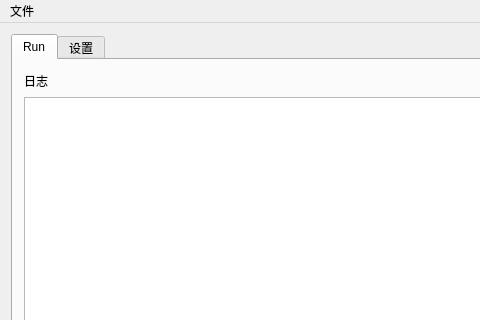
First picture: the form in mainwindow.ui, repository maliwei316/SanHua, before the edit; both pictures show x 0 to 480 and y 0 to 320 of the 800 by 600 pixel window.
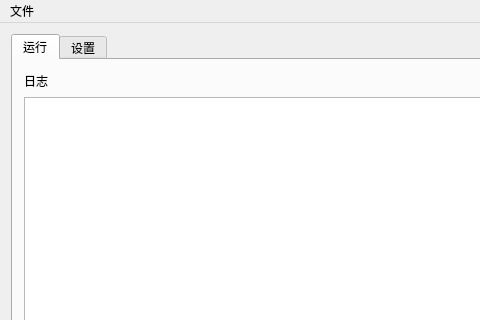
Second picture: the form after the edit.

Commit message: Change tab tex from run to 运行

What changed in the file:
```diff
--- a/mainwindow.ui
+++ b/mainwindow.ui
@@ -22,7 +22,7 @@
       </property>
       <widget class="QWidget" name="tab">
        <attribute name="title">
-        <string>Run</string>
+        <string>运行</string>
        </attribute>
        <layout class="QVBoxLayout" name="verticalLayout_3">
         <item>
```
The commit also changes 1 other file.
